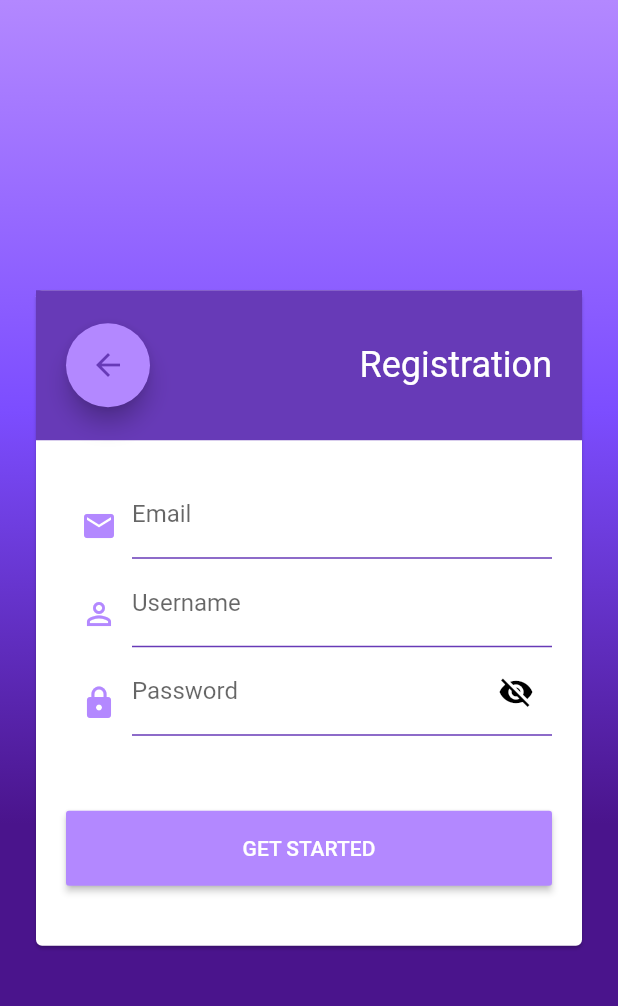
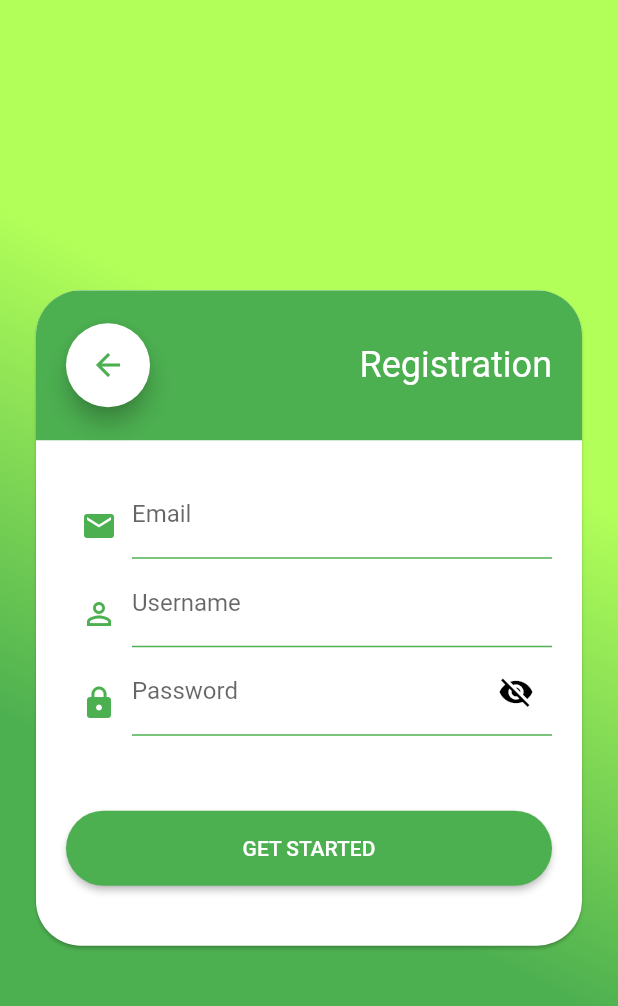
Before and after one commit to UttamPanchasara/FlutterLoginUI, a Flutter app: the screen it shows after launch, after a tap on the "arrow forward" icon, on a phone screen of 412 x 824 dp. Shown: the top 1006 px of the screen. Run offline on Flutter 3.47's test engine with Material 2 defaults, Android fonts, the phone set to English and light mode, and no system bars.

Commit message:
UI changes

```diff
--- a/lib/SignInScreen.dart
+++ b/lib/SignInScreen.dart
@@ -40,15 +40,15 @@ class _SignInScreenState extends State<SignInScreen> {
         // Box decoration takes a gradient
         gradient: LinearGradient(
           // Where the linear gradient begins and ends
-          begin: Alignment.topCenter,
-          end: Alignment.bottomCenter,
+          begin: Alignment.topLeft,
+          end: Alignment.bottomRight,
           // Add one stop for each color. Stops should increase from 0 to 1
           colors: [
             // Colors are easy thanks to Flutter's Colors class.
-            Colors.deepPurpleAccent[100],
-            Colors.deepPurpleAccent[200],
-            Colors.purple[900],
-            Colors.purple[900],
+            Colors.lightGreenAccent,
+            Colors.lightGreenAccent,
+            Colors.green,
+            Colors.green,
           ],
         ),
       ),
@@ -56,13 +56,17 @@ class _SignInScreenState extends State<SignInScreen> {
         child: Padding(
           padding: EdgeInsets.all(20),
           child: Card(
+            clipBehavior: Clip.antiAlias,
+            shape: RoundedRectangleBorder(
+              borderRadius: BorderRadius.circular(30),
+            ),
             child: Column(
               mainAxisSize: MainAxisSize.min,
               children: <Widget>[
                 Container(
                   height: 100,
                   width: double.maxFinite,
-                  color: Colors.deepPurple,
+                  color: Colors.green,
                   child: Row(
                     mainAxisAlignment: MainAxisAlignment.spaceBetween,
                     children: <Widget>[
@@ -79,7 +83,7 @@ class _SignInScreenState extends State<SignInScreen> {
                       Padding(
                         padding: EdgeInsets.all(20),
                         child: FloatingActionButton(
-                          backgroundColor: Colors.deepPurpleAccent[100],
+                          backgroundColor: Colors.white,
                           onPressed: () {
                             Navigator.push(
                               context,
@@ -89,7 +93,7 @@ class _SignInScreenState extends State<SignInScreen> {
                           },
                           child: Icon(
                             Icons.arrow_forward,
-                            color: Colors.deepPurple,
+                            color: Colors.green,
                           ),
                         ),
                       )
@@ -107,7 +111,7 @@ class _SignInScreenState extends State<SignInScreen> {
                             padding: EdgeInsets.all(10),
                             child: Icon(
                               Icons.perm_identity,
-                              color: Colors.deepPurpleAccent[100],
+                              color: Colors.green,
                             ),
                           ),
                           Expanded(
@@ -116,11 +120,11 @@ class _SignInScreenState extends State<SignInScreen> {
                                 labelText: 'Username',
                                 focusedBorder: UnderlineInputBorder(
                                   borderSide:
-                                      BorderSide(color: Colors.deepPurple),
+                                      BorderSide(color: Colors.green,),
                                 ),
                                 enabledBorder: UnderlineInputBorder(
                                   borderSide:
-                                      BorderSide(color: Colors.deepPurple),
+                                      BorderSide(color: Colors.green,),
                                 ),
                               ),
                             ),
@@ -134,7 +138,7 @@ class _SignInScreenState extends State<SignInScreen> {
                             padding: EdgeInsets.all(10),
                             child: Icon(
                               Icons.lock,
-                              color: Colors.deepPurpleAccent[100],
+                              color: Colors.green,
                             ),
                           ),
                           Expanded(
@@ -157,11 +161,11 @@ class _SignInScreenState extends State<SignInScreen> {
                                 ),
                                 focusedBorder: UnderlineInputBorder(
                                   borderSide:
-                                      BorderSide(color: Colors.deepPurple),
+                                      BorderSide(color: Colors.green,),
                                 ),
                                 enabledBorder: UnderlineInputBorder(
                                   borderSide:
-                                      BorderSide(color: Colors.deepPurple),
+                                      BorderSide(color: Colors.green,),
                                 ),
                               ),
                             ),
@@ -174,9 +178,12 @@ class _SignInScreenState extends State<SignInScreen> {
                           height: 50,
                           width: double.maxFinite,
                           child: RaisedButton(
+                            shape: new RoundedRectangleBorder(
+                              borderRadius: new BorderRadius.circular(30),
+                            ),
                             onPressed: () {},
                             textColor: Colors.white,
-                            color: Colors.deepPurpleAccent[100],
+                            color: Colors.green,
                             padding: EdgeInsets.all(10),
                             child: Text(
                               "SIGN IN",
--- a/lib/SignUpScreen.dart
+++ b/lib/SignUpScreen.dart
@@ -1,5 +1,4 @@
 import 'package:flutter/material.dart';
-import 'package:flutter_login_ui/SignInScreen.dart';
 
 class SignUpScreen extends StatefulWidget {
   @override
@@ -40,15 +39,16 @@ class _SignUpScreenState extends State<SignUpScreen> {
         // Box decoration takes a gradient
         gradient: LinearGradient(
           // Where the linear gradient begins and ends
-          begin: Alignment.topCenter,
-          end: Alignment.bottomCenter,
+          begin: Alignment.topRight,
+          end: Alignment.bottomLeft,
           // Add one stop for each color. Stops should increase from 0 to 1
           colors: [
             // Colors are easy thanks to Flutter's Colors class.
-            Colors.deepPurpleAccent[100],
-            Colors.deepPurpleAccent[200],
-            Colors.purple[900],
-            Colors.purple[900],
+            // Colors are easy thanks to Flutter's Colors class.
+            Colors.lightGreenAccent,
+            Colors.lightGreenAccent,
+            Colors.green,
+            Colors.green,
           ],
         ),
       ),
@@ -56,26 +56,30 @@ class _SignUpScreenState extends State<SignUpScreen> {
         child: Padding(
           padding: EdgeInsets.all(20),
           child: Card(
+            clipBehavior: Clip.antiAlias,
+            shape: RoundedRectangleBorder(
+              borderRadius: BorderRadius.circular(30),
+            ),
             child: Column(
               mainAxisSize: MainAxisSize.min,
               children: <Widget>[
                 Container(
                   height: 100,
                   width: double.maxFinite,
-                  color: Colors.deepPurple,
+                  color: Colors.green,
                   child: Row(
                     mainAxisAlignment: MainAxisAlignment.spaceBetween,
                     children: <Widget>[
                       Padding(
                         padding: EdgeInsets.all(20),
                         child: FloatingActionButton(
-                          backgroundColor: Colors.deepPurpleAccent[100],
+                          backgroundColor: Colors.white,
                           onPressed: () {
                             Navigator.pop(context);
                           },
                           child: Icon(
                             Icons.arrow_back,
-                            color: Colors.deepPurple,
+                            color: Colors.green,
                           ),
                         ),
                       ),
@@ -103,7 +107,7 @@ class _SignUpScreenState extends State<SignUpScreen> {
                             padding: EdgeInsets.all(10),
                             child: Icon(
                               Icons.email,
-                              color: Colors.deepPurpleAccent[100],
+                              color: Colors.green,
                             ),
                           ),
                           Expanded(
@@ -111,12 +115,10 @@ class _SignUpScreenState extends State<SignUpScreen> {
                               decoration: InputDecoration(
                                 labelText: 'Email',
                                 focusedBorder: UnderlineInputBorder(
-                                  borderSide:
-                                      BorderSide(color: Colors.deepPurple),
+                                  borderSide: BorderSide(color: Colors.green),
                                 ),
                                 enabledBorder: UnderlineInputBorder(
-                                  borderSide:
-                                      BorderSide(color: Colors.deepPurple),
+                                  borderSide: BorderSide(color: Colors.green),
                                 ),
                               ),
                             ),
@@ -130,7 +132,7 @@ class _SignUpScreenState extends State<SignUpScreen> {
                             padding: EdgeInsets.all(10),
                             child: Icon(
                               Icons.perm_identity,
-                              color: Colors.deepPurpleAccent[100],
+                              color: Colors.green,
                             ),
                           ),
                           Expanded(
@@ -138,12 +140,10 @@ class _SignUpScreenState extends State<SignUpScreen> {
                               decoration: InputDecoration(
                                 labelText: 'Username',
                                 focusedBorder: UnderlineInputBorder(
-                                  borderSide:
-                                      BorderSide(color: Colors.deepPurple),
+                                  borderSide: BorderSide(color: Colors.green),
                                 ),
                                 enabledBorder: UnderlineInputBorder(
-                                  borderSide:
-                                      BorderSide(color: Colors.deepPurple),
+                                  borderSide: BorderSide(color: Colors.green),
                                 ),
                               ),
                             ),
@@ -157,7 +157,7 @@ class _SignUpScreenState extends State<SignUpScreen> {
                             padding: EdgeInsets.all(10),
                             child: Icon(
                               Icons.lock,
-                              color: Colors.deepPurpleAccent[100],
+                              color: Colors.green,
                             ),
                           ),
                           Expanded(
@@ -179,12 +179,10 @@ class _SignUpScreenState extends State<SignUpScreen> {
                                   },
                                 ),
                                 focusedBorder: UnderlineInputBorder(
-                                  borderSide:
-                                      BorderSide(color: Colors.deepPurple),
+                                  borderSide: BorderSide(color: Colors.green),
                                 ),
                                 enabledBorder: UnderlineInputBorder(
-                                  borderSide:
-                                      BorderSide(color: Colors.deepPurple),
+                                  borderSide: BorderSide(color: Colors.green),
                                 ),
                               ),
                             ),
@@ -197,9 +195,12 @@ class _SignUpScreenState extends State<SignUpScreen> {
                           height: 50,
                           width: double.maxFinite,
                           child: RaisedButton(
+                            shape: new RoundedRectangleBorder(
+                              borderRadius: new BorderRadius.circular(30),
+                            ),
                             onPressed: () {},
                             textColor: Colors.white,
-                            color: Colors.deepPurpleAccent[100],
+                            color: Colors.green,
                             padding: EdgeInsets.all(10),
                             child: Text(
                               "GET STARTED",
```
